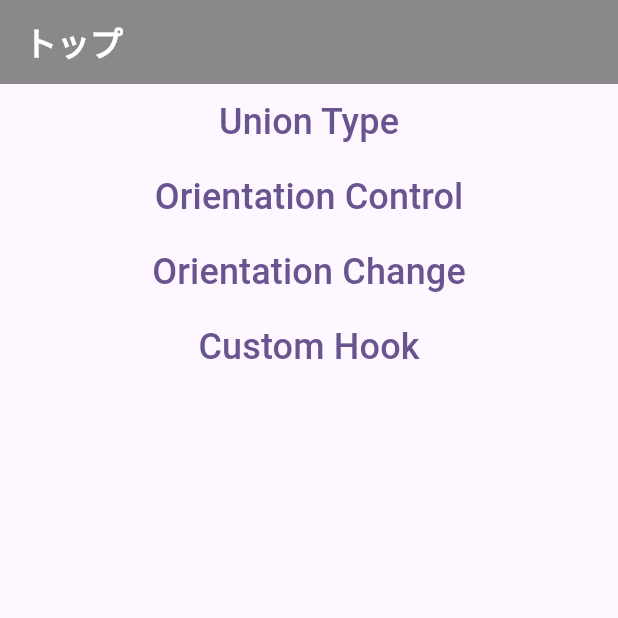
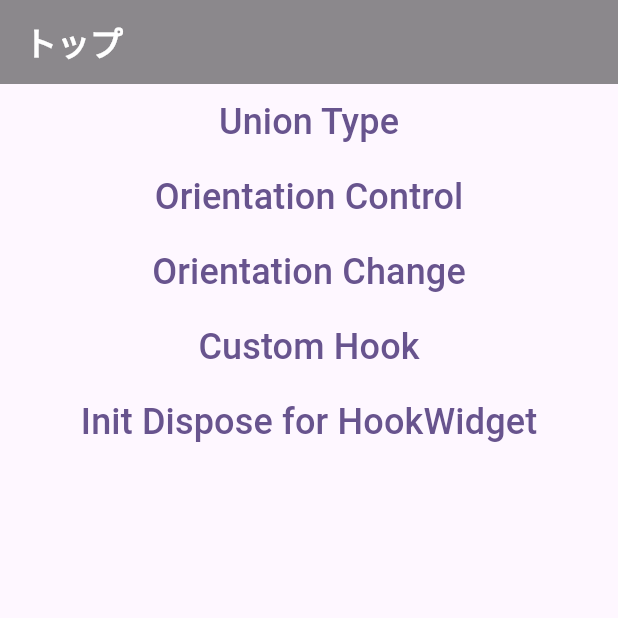
Before and after one commit to anabebe1020/flutter-study-01, a Flutter app: the screen it shows after launch, on a phone screen of 412 x 824 dp, the top half of it. Run offline on Flutter 3.47's test engine with Material 3 defaults, Android fonts, the phone set to English and light mode, and no system bars; our stand-ins replace flutter_hooks.

Commit message:
initialize and dispose for HookWidget

```diff
--- a/lib/main.dart
+++ b/lib/main.dart
@@ -1,5 +1,6 @@
 import 'package:dydx_flutter_study_01/components/scaffold.dart';
 import 'package:dydx_flutter_study_01/pages/custom_hook.dart';
+import 'package:dydx_flutter_study_01/pages/init_dispose.dart';
 import 'package:dydx_flutter_study_01/pages/orientation_change.dart';
 import 'package:dydx_flutter_study_01/pages/orientation_control/page.dart';
 import 'package:dydx_flutter_study_01/pages/union_type.dart';
@@ -53,6 +54,10 @@ class MyHomePage extends StatelessWidget {
             label: 'Custom Hook',
             to: CustomHookPage(),
           ),
+          NavigationLink(
+            label: 'Init Dispose for HookWidget',
+            to: InitializeDisposePage(),
+          ),
         ],
       ),
     );
--- /dev/null
+++ b/lib/pages/init_dispose.dart
@@ -0,0 +1,26 @@
+import 'package:dydx_flutter_study_01/components/scaffold.dart';
+import 'package:flutter/material.dart';
+import 'package:flutter_hooks/flutter_hooks.dart';
+
+class InitializeDisposePage extends HookWidget {
+  const InitializeDisposePage({super.key});
+
+  void dispose() {
+    print('dispose処理');
+  }
+
+  @override
+  Widget build(BuildContext context) {
+    useEffect(() {
+      print('init処理');
+      return dispose;
+    }, const []);
+
+    return const MyScaffold(
+      title: 'Init Dispose for HookWidget',
+      child: Center(
+        child: Text('', style: TextStyle(fontSize: 24)),
+      ),
+    );
+  }
+}
```
